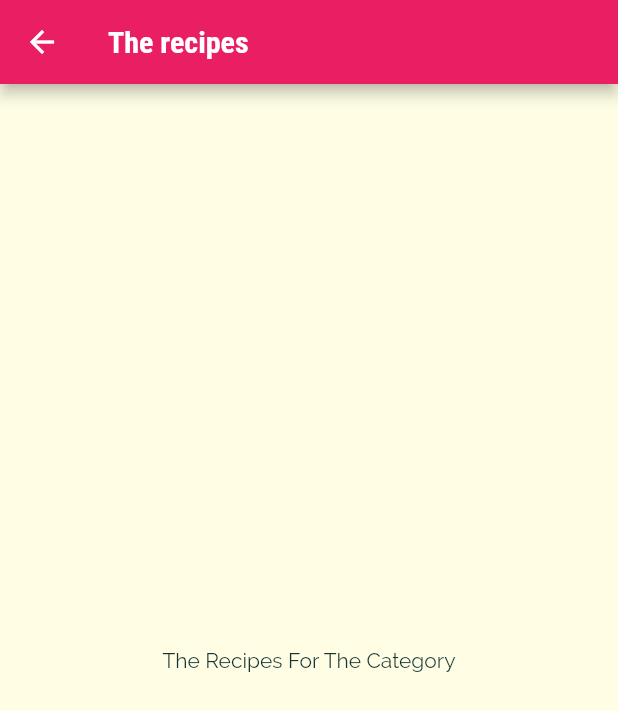
After one commit to ayoline/meals-app, a Flutter app: the screen it shows after launch, after a tap on "Italian", on a phone screen of 412 x 824 dp. The commit adds this screen. Shown: the top 711 px of the screen. Run offline on Flutter 3.47's test engine with Material 2 defaults, Android fonts, the phone set to English and light mode, and no system bars.

Commit message:
Add navigation page in categories

```diff
--- a/lib/category_item.dart
+++ b/lib/category_item.dart
@@ -1,4 +1,6 @@
 import 'package:flutter/material.dart';
+
+import './category_meals_screen.dart';
 
 class CategoryItem extends StatelessWidget {
   final String title;
@@ -6,9 +8,23 @@ class CategoryItem extends StatelessWidget {
 
   const CategoryItem(this.title, this.color, {Key? key}) : super(key: key);
 
+  void selectCategory(BuildContext ctx) {
+    Navigator.of(ctx).push(
+      MaterialPageRoute(
+        builder: (_) {
+          return CategoryMealsScreen();
+        },
+      ),
+    );
+  }
+
   @override
   Widget build(BuildContext context) {
-    return Container(
+    return InkWell(
+      onTap: () => selectCategory(context),
+      splashColor: Theme.of(context).primaryColor,
+      borderRadius: BorderRadius.circular(15),
+      child: Container(
         padding: const EdgeInsets.all(15),
         child: Text(
           title,
@@ -25,6 +41,7 @@ class CategoryItem extends StatelessWidget {
           ),
           borderRadius: BorderRadius.circular(15),
         ),
+      ),
     );
   }
 }
--- /dev/null
+++ b/lib/category_meals_screen.dart
@@ -0,0 +1,19 @@
+import 'package:flutter/material.dart';
+
+class CategoryMealsScreen extends StatelessWidget {
+  const CategoryMealsScreen({Key? key}) : super(key: key);
+
+  @override
+  Widget build(BuildContext context) {
+    return Scaffold(
+      appBar: AppBar(
+        title: const Text('The recipes'),
+      ),
+      body: const Center(
+        child: Text(
+          'The Recipes For The Category',
+        ),
+      ),
+    );
+  }
+}
```
Lines whose indentation alone changed are shown as unchanged.
